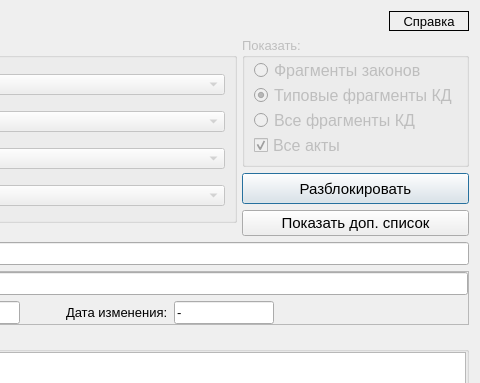
This is knowledgebase.ui in YakSid/KDC_RSREU as Qt 5 draws it before an edit; both pictures show x 190 to 670 and y 0 to 383 of the 670 by 494 pixel window. The edited form follows.
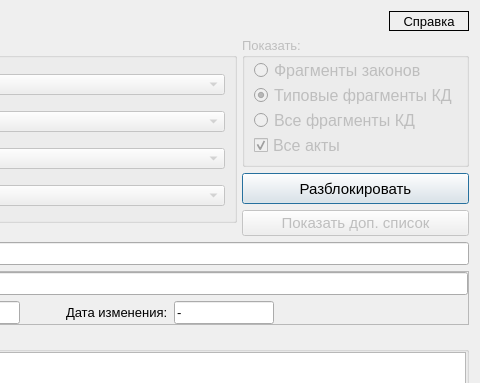
This is the edited form.

Diff of the .ui file:
```diff
--- a/knowledgebase.ui
+++ b/knowledgebase.ui
@@ -371,6 +371,9 @@
        </item>
        <item>
         <widget class="QPushButton" name="pb_showList">
+         <property name="enabled">
+          <bool>false</bool>
+         </property>
          <property name="font">
           <font>
            <pointsize>11</pointsize>
```
